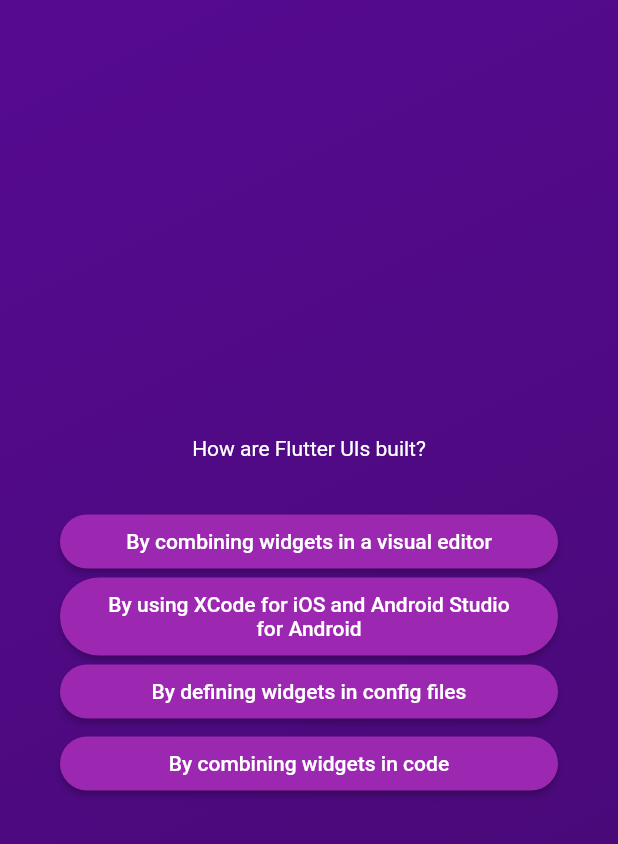
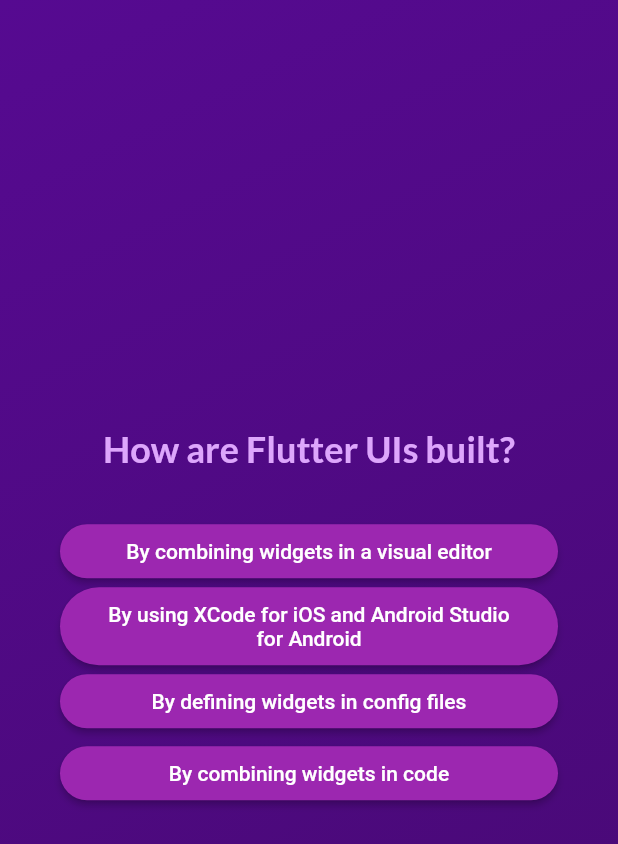
Before and after one commit to willy-dev/Advanced_Flutter, a Flutter app: the screen it shows after launch, after a tap on "Take Quiz", after a tap on "Components", on a phone screen of 412 x 824 dp. Shown: the top 844 px of the screen. Run offline on Flutter 3.47's test engine with Material 2 defaults, Android fonts, the phone set to English and light mode, and no system bars; our stand-ins replace google_fonts.

Commit message:
Pagination changes

```diff
--- a/lib/questions_screen.dart
+++ b/lib/questions_screen.dart
@@ -1,11 +1,13 @@
 import 'package:flutter/material.dart';
+import 'package:google_fonts/google_fonts.dart';
 
 import 'package:adv_basics/answer_button.dart';
 import 'package:adv_basics/data/questions.dart';
 
 class QuestionsScreen extends StatefulWidget {
-  const QuestionsScreen({super.key});
+  const QuestionsScreen({super.key, required this.onSelectAnswer});
 
+  final void Function(String answer) onSelectAnswer;
   @override
   State<QuestionsScreen> createState() {
     return _QuestionsScreenState();
@@ -15,7 +17,8 @@
 class _QuestionsScreenState extends State<QuestionsScreen> {
   var currentQuestionIndex = 0;
 
-  void answerQuestion() {
+  void answerQuestion(String selectedAnswer) {
+    widget.onSelectAnswer(selectedAnswer);
     // currentQuestionIndex = currentQuestionIndex + 1;
     // currentQuestionIndex += 1;
     setState(() {
@@ -37,8 +40,10 @@
           children: [
             Text(
               currentQuestion.text,
-              style: const TextStyle(
-                color: Colors.white,
+              style: GoogleFonts.lato(
+                color: const Color.fromARGB(255, 221, 166, 252),
+                fontSize: 24,
+                fontWeight: FontWeight.bold,
               ),
               textAlign: TextAlign.center,
             ),
@@ -46,7 +51,9 @@
             ...currentQuestion.getShuffledAnswers().map((answer) {
               return AnswerButton(
                 answerText: answer,
-                onTap: answerQuestion,
+                onTap: () {
+                  answerQuestion(answer);
+                },
               );
             })
           ],
--- a/lib/quiz.dart
+++ b/lib/quiz.dart
@@ -1,5 +1,7 @@
+import 'package:adv_basics/data/questions.dart';
 import 'package:adv_basics/questions_screen.dart';
 import 'package:flutter/material.dart';
+import 'package:adv_basics/results_screen.dart';
 
 import 'package:adv_basics/start_screen.dart';
 
@@ -12,6 +14,7 @@
 
 class _QuizState extends State<Quiz> {
   var activeScreen = 'start-screen';
+  List<String> selectedAnswers = [];
 
   void switchScreen() {
     setState(() {
@@ -19,12 +22,26 @@
     });
   }
 
+  void chooseAnswer(String answer) {
+    selectedAnswers.add(answer);
+
+    if (selectedAnswers.length == questions.length) {
+      setState(() {
+        activeScreen = 'results-screen';
+      });
+    }
+  }
+
   @override
   Widget build(context) {
     Widget screenWidget = StartScreen(switchScreen);
 
     if (activeScreen == 'questions-screen') {
-      screenWidget = const QuestionsScreen();
+      screenWidget = QuestionsScreen(onSelectAnswer: chooseAnswer);
+    }
+
+    if (activeScreen == 'results-screen') {
+      screenWidget = ResultsScreen(chosenAnswers: selectedAnswers);
     }
 
     return MaterialApp(
--- a/lib/start_screen.dart
+++ b/lib/start_screen.dart
@@ -1,4 +1,5 @@
 import 'package:flutter/material.dart';
+import 'package:google_fonts/google_fonts.dart';
 //import 'package:adv_basics/questions_screen.dart';
 
 class StartScreen extends StatelessWidget {
@@ -21,10 +22,10 @@
             ),
           ),
           const SizedBox(height: 30),
-          const Text(
+          Text(
             'Welcome to the Quiz App!',
-            style: TextStyle(
-              color: Color.fromARGB(255, 221, 166, 252),
+            style: GoogleFonts.lato(
+              color: const Color.fromARGB(255, 221, 166, 252),
               fontSize: 24,
             ),
           ),
--- a/pubspec.yaml
+++ b/pubspec.yaml
@@ -34,6 +34,7 @@
   # The following adds the Cupertino Icons font to your application.
   # Use with the CupertinoIcons class for iOS style icons.
   cupertino_icons: ^1.0.2
+  google_fonts: ^6.1.0
 
 dev_dependencies:
   flutter_test:
```
Also changed, not shown: lib/questions_summary.dart (added, +31 -0 lines), lib/results_screen.dart (added, +51 -0 lines), pubspec.lock, 1 other file.
